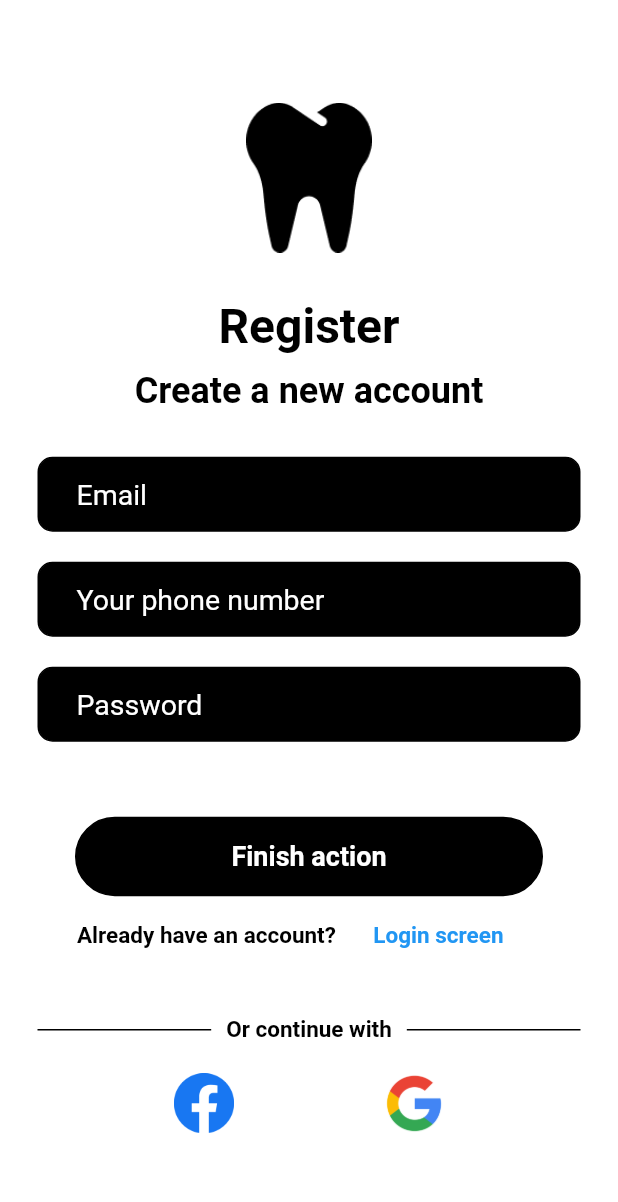
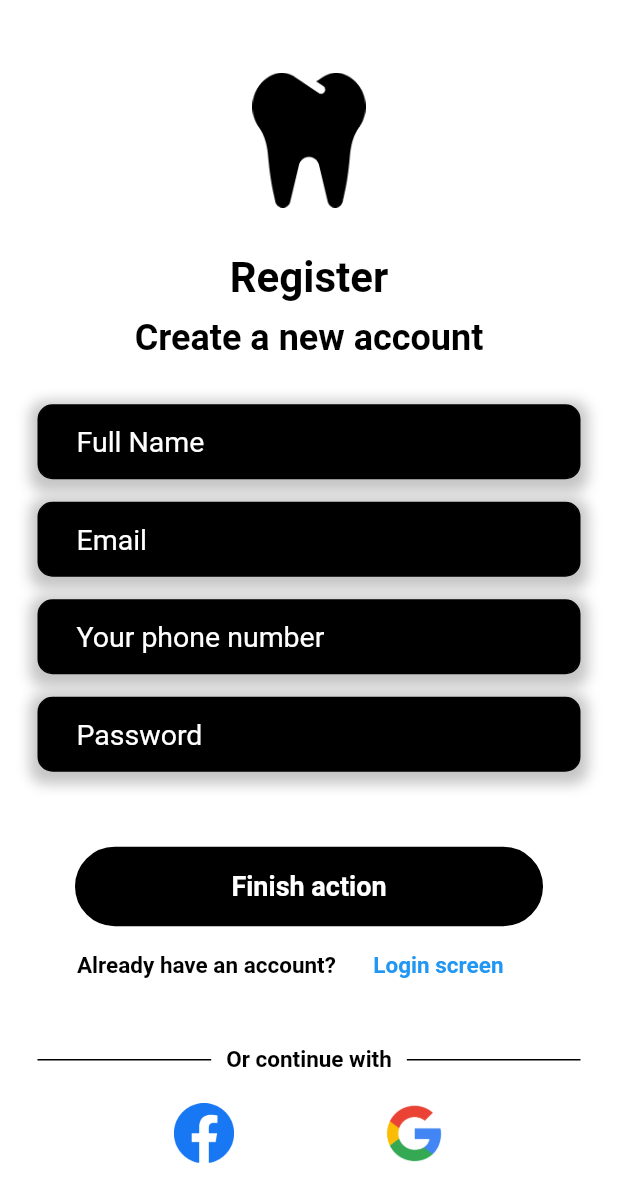
Before and after one commit to robertbusaru/flutter_framework_app_bachelors_degree_project, a Flutter app: the screen it shows after launch, after a tap on "Create now", on a phone screen of 412 x 824 dp. Shown: the top 1202 px of the screen. Run offline on Flutter 3.47's test engine with Material 2 defaults, Android fonts, the phone set to English and light mode, and no system bars; our stand-ins replace firebase_auth, firebase_core, google_fonts; accounts and stored records are empty; network calls fail.

Commit message:
UI changes

```diff
--- a/lib/components/my_button.dart
+++ b/lib/components/my_button.dart
@@ -22,7 +22,7 @@ class MyButton extends StatelessWidget{
                 border: Border.all(color: Colors.black),
                 borderRadius: BorderRadius.circular(30),),
               child: Center(
-                child: Text('Login',
+                child: Text('Sign in',
                   style: GoogleFonts.aBeeZee(
                     fontSize: 18,
                     color: Colors.white,
--- a/lib/components/my_logout_button.dart
+++ b/lib/components/my_logout_button.dart
@@ -37,7 +37,7 @@ class MyLogOutButton extends StatelessWidget{
             border: Border.all(color: Colors.black),
             borderRadius: BorderRadius.circular(30),),
           child: Center(
-            child: Text('Logout',
+            child: Text('Log out',
               style: GoogleFonts.aBeeZee(
                 fontSize: 18,
                 color: Colors.white,
--- a/lib/components/my_text_field.dart
+++ b/lib/components/my_text_field.dart
@@ -19,6 +19,14 @@ class MyTextField extends StatelessWidget{
       padding: const EdgeInsets.symmetric(horizontal: 25.0),
       child: Container(
         decoration: BoxDecoration(
+          boxShadow: [
+            BoxShadow(
+              color: Colors.grey.withOpacity(0.6),
+              spreadRadius: 5,
+              blurRadius: 7,
+              offset: const Offset(0, 3),
+            ),
+          ],
           color: Colors.black,
           border: Border.all(color: Colors.black),
           borderRadius: BorderRadius.circular(10),
--- a/lib/main.dart
+++ b/lib/main.dart
@@ -4,12 +4,15 @@ import 'package:firebase_core/firebase_core.dart';
 import 'firebase_options.dart';
 
 void main() async {
+
   WidgetsFlutterBinding.ensureInitialized();
+
   await Firebase.initializeApp(
     options: DefaultFirebaseOptions.currentPlatform,
   );
 
   runApp(const MyApp());
+
 }
 
 class MyApp extends StatelessWidget {
--- a/lib/pages/home_page.dart
+++ b/lib/pages/home_page.dart
@@ -95,6 +95,5 @@ class HomePage extends StatelessWidget{
           ],
         ),
       )
-
   );
 }
--- a/lib/pages/login_page.dart
+++ b/lib/pages/login_page.dart
@@ -129,7 +129,8 @@ class _LoginPageState extends State<LoginPage>{
                   hintText: 'Password',
                   obscureText: true,
                 ),
-                const SizedBox(height: 5),
+                const SizedBox(height: 15),
+
                 // Forgot password?
                 Row(
                     mainAxisAlignment: MainAxisAlignment.end,
@@ -167,6 +168,7 @@ class _LoginPageState extends State<LoginPage>{
                           fontWeight: FontWeight.bold,
                         )
                     ),
+
                     MyCreateNowButton(
                       onTap: () {
                         Navigator.push(
@@ -177,7 +179,8 @@ class _LoginPageState extends State<LoginPage>{
                     ),
                   ],
                 ),
-                const SizedBox(height: 30),
+                const SizedBox(height: 50),
+
                 // Or connect with one of those:
                 Padding(
                   padding: const EdgeInsets.symmetric(horizontal: 25.0),
@@ -212,7 +215,8 @@ class _LoginPageState extends State<LoginPage>{
                     ],
                   ),
                 ),
-                const SizedBox(height: 20),
+                const SizedBox(height: 25),
+
                 // google and facebook login
                 Row(
                   mainAxisAlignment: MainAxisAlignment.center,
--- a/lib/pages/register_page.dart
+++ b/lib/pages/register_page.dart
@@ -7,14 +7,17 @@ import '../components/my_go_back_button.dart';
 import '../components/my_register_button.dart';
 
 class RegisterPage extends StatefulWidget{
+
   const RegisterPage({super.key});
 
   @override
   State<RegisterPage> createState() => _RegisterPageState();
+
 }
 
 class _RegisterPageState extends State<RegisterPage>{
   // text editing controllers
+  final nameController = TextEditingController();
   final emailController = TextEditingController();
   final phoneController = TextEditingController();
   final passwordController = TextEditingController();
@@ -31,20 +34,22 @@ class _RegisterPageState extends State<RegisterPage>{
                       children: [
                         Image.asset(
                           'lib/images/vector_login.png',
-                          height: 100,
-                          width: 100,
+                          height: 90,
+                          width: 90,
                         ),
                         const SizedBox(height: 30),
 
                         // Register text
                         Text('Register',
                             style: GoogleFonts.aBeeZee(
-                              fontSize: 32,
+                              fontSize: 28,
                               color: Colors.black,
                               fontWeight: FontWeight.bold,
                             )
                         ),
                         const SizedBox(height: 10),
+
+                        // Create a new account text
                         Text(
                             'Create a new account',
                             style: GoogleFonts.aBeeZee(
@@ -55,13 +60,21 @@ class _RegisterPageState extends State<RegisterPage>{
                         ),
                         const SizedBox(height: 30),
 
+                        // Full name field
+                        MyTextField(
+                          controller: nameController,
+                          hintText: 'Full Name',
+                          obscureText: false,
+                        ),
+                        const SizedBox(height: 15),
+
                         // Email field
                         MyTextField(
                           controller: emailController,
                           hintText: 'Email',
                           obscureText: false,
                         ),
-                        const SizedBox(height: 20),
+                        const SizedBox(height: 15),
 
                         // Phone number field
                         MyTextField(
@@ -69,7 +82,7 @@ class _RegisterPageState extends State<RegisterPage>{
                           hintText: 'Your phone number',
                           obscureText: false,
                         ),
-                        const SizedBox(height: 20),
+                        const SizedBox(height: 15),
 
                         // Password field
                         MyTextField(
@@ -112,8 +125,8 @@ class _RegisterPageState extends State<RegisterPage>{
                             ),
                           ],
                         ),
-                        // Register now
                         const SizedBox(height: 30),
+
                         // Or connect with one of those:
                         Padding(
                           padding: const EdgeInsets.symmetric(horizontal: 25.0),
@@ -149,6 +162,7 @@ class _RegisterPageState extends State<RegisterPage>{
                           ),
                         ),
                         const SizedBox(height: 20),
+
                         // google and facebook login
                         Row(
                             mainAxisAlignment: MainAxisAlignment.center,
```
